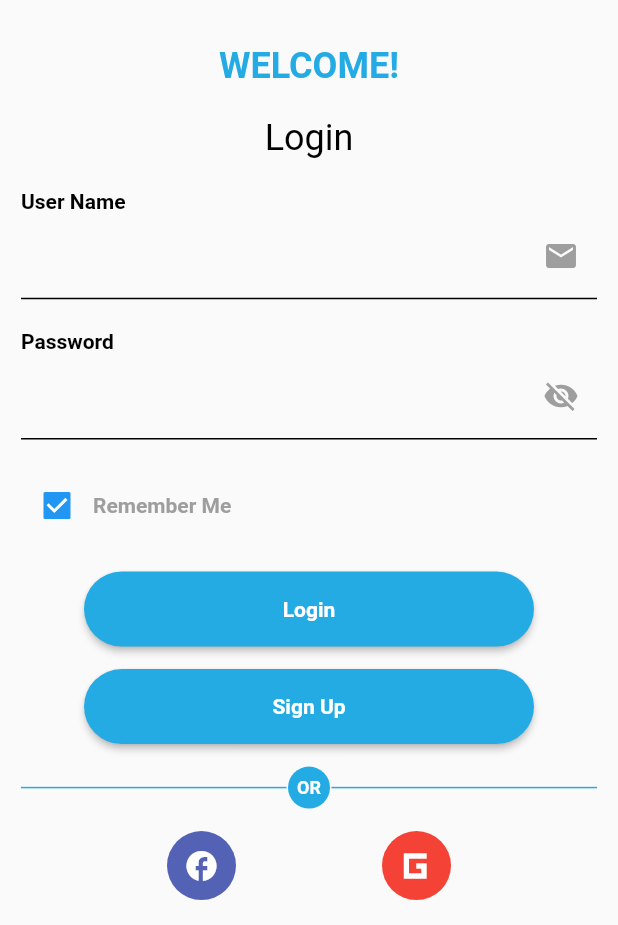
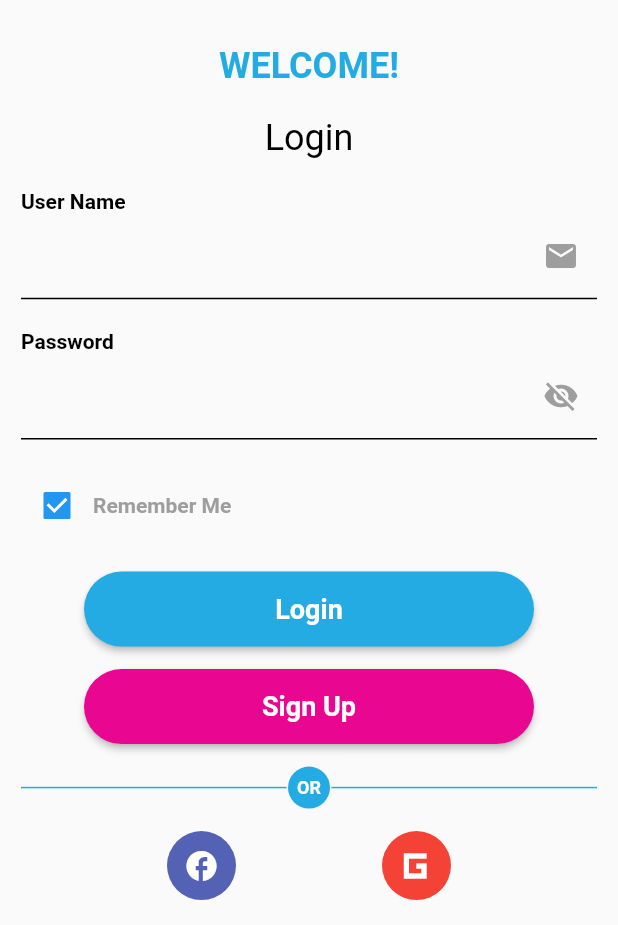
Before and after one commit to CAPT1998/MatchMingle, a Flutter app: the screen it shows after launch, on a phone screen of 412 x 824 dp, the part 311-1236 px from its top. Run offline on Flutter 3.47's test engine with Material 2 defaults, Android fonts, the phone set to English and light mode, and no system bars; drawn by our look-alikes of rounded_loading_button; our stand-ins replace another_flushbar, cloud_firestore, dio, emoji_picker_flutter, firebase_auth, firebase_core and 10 more; missing offline and left inert: flutter_facebook_auth, flutter_stripe, record, swipable_stack, voice_message_package; accounts and stored records are empty.

Commit message:
8_August_2023

```diff
--- a/lib/Screens/AuthScreens/LoginScreen.dart
+++ b/lib/Screens/AuthScreens/LoginScreen.dart
@@ -202,7 +202,7 @@ class _LoginScreenState extends State<LoginScreen> {
                       },
                       child: TextWidget(
                         title: "Login",
-                        size: 14,
+                        size: 18,
                         color: Colors.white,
                       ),
                     ),
@@ -210,7 +210,7 @@ class _LoginScreenState extends State<LoginScreen> {
                       height: 15,
                     ),
                     RoundedLoadingButton(
-                      color: appColor,
+                      color: pinkColor,
                       controller: buttonController,
                       onPressed: () async {
                         Navigator.push(
@@ -223,7 +223,7 @@ class _LoginScreenState extends State<LoginScreen> {
                       },
                       child: TextWidget(
                         title: "Sign Up",
-                        size: 14,
+                        size: 18,
                         color: Colors.white,
                       ),
                     ),
--- a/lib/Screens/HomeScreens/HomeScreen.dart
+++ b/lib/Screens/HomeScreens/HomeScreen.dart
@@ -34,7 +34,7 @@ class HomeScreen extends StatefulWidget {
 
 class _HomeScreenState extends State<HomeScreen> {
   AuthProvider auth = AuthProvider();
-  RangeValues ageValue = RangeValues(16, 60);
+  RangeValues ageValue = RangeValues(14, 70);
   GlobalKey<State<StatefulWidget>> alertDialogKey = GlobalKey();
   bool isSending = false;
   bool swipingleft = false;
@@ -485,7 +485,6 @@ class _HomeCardState extends State<HomeCard> {
                     onSwipeCompleted: (index, direction) async {
                       print('===========$index, $direction');
                       if (direction == SwipeDirection.right) {
-                        // provider.addfriend(index, true, false);
                         final planid =
                             await LimitUserAccessProvider.getUserPlan(
                           context,
@@ -509,6 +508,7 @@ class _HomeCardState extends State<HomeCard> {
                             authProvider.loginModel!.userData[0].id,
                             widget.snapshot.data![index]["id"],
                           );
+                          return;
                         } else if (connections == "10" && planid == '1') {
                           ErrorFlushbar(
                               context, "Limit Reached", "Upgrade Your plan");
--- a/lib/Screens/Profile/ProfileScreen.dart
+++ b/lib/Screens/Profile/ProfileScreen.dart
@@ -86,10 +86,8 @@ class _ProfileScreenState extends State<ProfileScreen> {
 
     if (planid != null) {
       print("User plan id is $planid");
-      // Rest of your logic here
     } else {
       print("Failed to get user plan");
-      // Handle the error case here
     }
   }
 
@@ -179,7 +177,6 @@ class _ProfileScreenState extends State<ProfileScreen> {
             } else {
               completionText = '0%';
             }
-            //String completionText = allQuestionsAnswered ? '70%' : authProvider.loginModel!.userData[0].profilePic == 'https://19jungle.pakwexpo.com/images/profile_picture_folder'? '30' :'50%';
             String profilecomplete = allQuestionsAnswered
                 ? 'Edit Profile'
                 : 'Get More attention, Compelte your Profile';
@@ -342,7 +339,8 @@ class _ProfileScreenState extends State<ProfileScreen> {
                               Navigator.push(
                                   context,
                                   MaterialPageRoute(
-                                      builder: (context) => EditProfileScreen()));
+                                      builder: (context) =>
+                                          EditProfileScreen()));
                             }
                           },
                           leading: Container(
--- a/lib/Screens/Setting/SettingScreen.dart
+++ b/lib/Screens/Setting/SettingScreen.dart
@@ -189,7 +189,7 @@ class _SettingScreenState extends State<SettingScreen> {
               color: pinkColor,
               onPressed: () async {
                 clearSharedPreferences();
-                await _googleSignIn.disconnect();
+                await _googleSignIn.signOut();
                 await FacebookAuth.instance.logOut();
 
                 Navigator.pushAndRemoveUntil(
--- a/pubspec.yaml
+++ b/pubspec.yaml
@@ -17,7 +17,7 @@ publish_to: 'none' # Remove this line if you wish to publish to pub.dev
 # https://developer.apple.com/library/archive/documentation/General/Reference/InfoPlistKeyReference/Articles/CoreFoundationKeys.html
 # In Windows, build-name is used as the major, minor, and patch parts
 # of the product and file versions while build-number is used as the build suffix.
-version: 0.2.2+7
+version: 0.2.2+8
 
 environment:
   sdk: '>=2.19.0 <3.0.0'
```
Also changed, not shown: lib/Provider/limituseraccess_provider.dart (+4 -38 lines).
